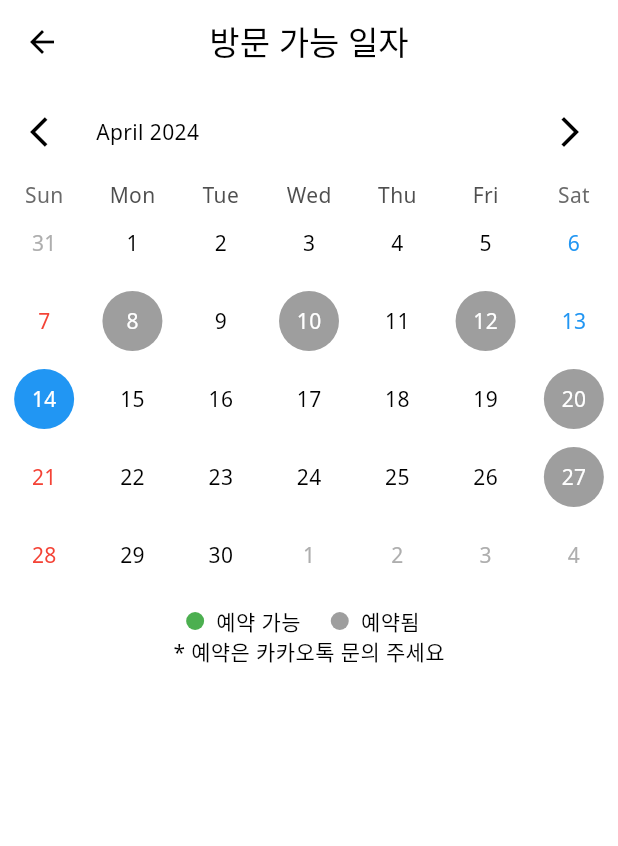
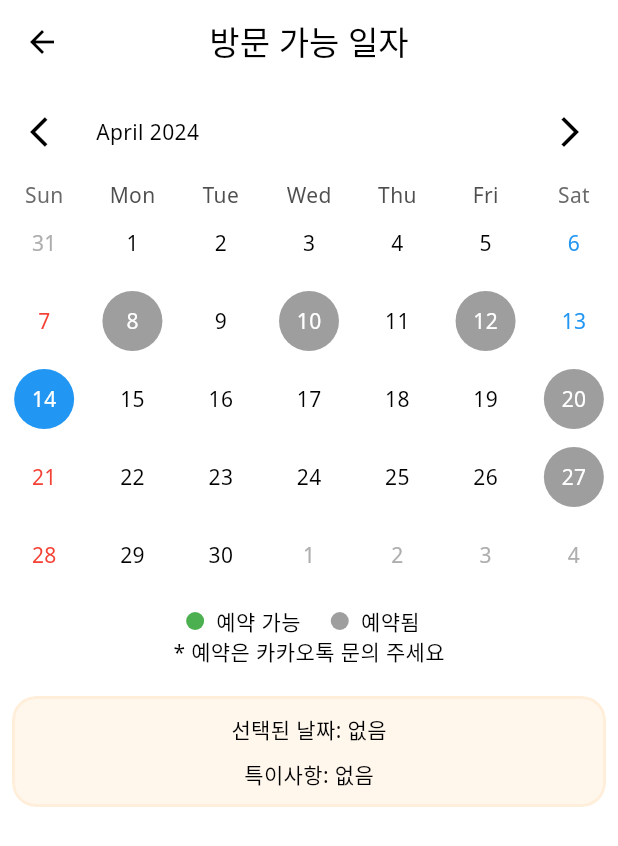
Before and after one commit to sechiyo97/daynyong_house_flutter, a Flutter app: the ScheduleScreen screen opened by its route, on a phone screen of 412 x 824 dp. Shown: the top 846 px of the screen. Run offline on Flutter 3.47's test engine with Material 3 defaults, Android fonts, the phone set to English and light mode, and no system bars; drawn by our look-alikes of table_calendar; our stand-ins replace csv, get.

Commit message:
선택된 날짜에 대한 정보 UI 업데이트

```diff
--- /dev/null
+++ b/lib/component/rounded_container.dart
@@ -0,0 +1,73 @@
+import 'package:flutter/material.dart';
+
+class RoundedContainer extends StatelessWidget {
+  final Color backgroundColor;
+  final double radius;
+  final Widget child;
+  final double? height;
+  final double? width;
+  final bool roundTopLeft;
+  final bool roundTopRight;
+  final bool roundBottomLeft;
+  final bool roundBottomRight;
+  final Alignment? alignment;
+  final Color? borderColor;
+  final double borderWidth;
+  final EdgeInsetsGeometry? padding;
+  final List<BoxShadow>? boxShadow;
+
+  const RoundedContainer({
+    Key? key,
+    this.backgroundColor = Colors.white,
+    this.radius = 16,
+    this.roundBottomLeft = true,
+    this.roundBottomRight = true,
+    this.roundTopLeft = true,
+    this.roundTopRight = true,
+    this.borderWidth = 2.0,
+    this.height,
+    this.width,
+    this.alignment,
+    this.borderColor,
+    this.padding,
+    required this.child,
+    this.boxShadow,
+  }) : super(key: key);
+
+  @override
+  Widget build(BuildContext context) {
+    return Container(
+      decoration: BoxDecoration(
+        boxShadow: boxShadow,
+      ),
+      child: ClipRRect(
+        borderRadius: BorderRadius.only(
+          topLeft: roundTopLeft ? Radius.circular(radius) : Radius.zero,
+          topRight: roundTopRight ? Radius.circular(radius) : Radius.zero,
+          bottomLeft: roundBottomLeft ? Radius.circular(radius) : Radius.zero,
+          bottomRight: roundBottomRight ? Radius.circular(radius) : Radius.zero,
+        ),
+        child: Container(
+          height: height,
+          width: width,
+          alignment: alignment,
+          padding: padding ?? const EdgeInsets.symmetric(horizontal: 16),
+          decoration: BoxDecoration(
+            borderRadius: BorderRadius.only(
+              topLeft: roundTopLeft ? Radius.circular(radius) : Radius.zero,
+              topRight: roundTopRight ? Radius.circular(radius) : Radius.zero,
+              bottomLeft: roundBottomLeft ? Radius.circular(radius) : Radius.zero,
+              bottomRight:
+              roundBottomRight ? Radius.circular(radius) : Radius.zero,
+            ),
+            color: backgroundColor, // 배경색 설정
+            border: Border.all(
+              color: borderColor ?? backgroundColor,
+              width: borderWidth,
+            ),
+          ),
+          child: child,
+        ),
+      ),);
+  }
+}
--- a/lib/schedule/schedule_screen.dart
+++ b/lib/schedule/schedule_screen.dart
@@ -1,4 +1,5 @@
 import 'package:daynyong_house_flutter/component/custom_appbar.dart';
+import 'package:daynyong_house_flutter/component/rounded_container.dart';
 import 'package:daynyong_house_flutter/schedule/model/schedule.dart';
 import 'package:flutter/material.dart';
 import 'package:get/get.dart';
@@ -118,12 +119,14 @@ class _ScheduleScreenState extends State<ScheduleScreen> {
                     margin: const EdgeInsets.all(6),
                     decoration: BoxDecoration(
                       shape: BoxShape.circle,
-                      color: scheduleOfDay.isReserved ? Colors.grey : Colors
-                          .green,
+                      color:
+                          scheduleOfDay.isReserved ? Colors.grey : Colors.green,
                     ),
-                    child: Center(child: Text(
-                      day.day.toString(), style: TextStyle(color: Colors
-                        .white),)),
+                    child: Center(
+                        child: Text(
+                      day.day.toString(),
+                      style: TextStyle(color: Colors.white),
+                    )),
                   );
                 }
                 // 토요일에 파란색, 일요일에 빨간색 스타일 적용
@@ -173,10 +176,10 @@ class _ScheduleScreenState extends State<ScheduleScreen> {
                 borderRadius: BorderRadius.circular(5.0),
               ),
               formatButtonTextStyle: const TextStyle(color: Colors.white),
-              leftChevronIcon: const Icon(
-                  Icons.arrow_back_ios, color: Colors.black),
-              rightChevronIcon: const Icon(
-                  Icons.arrow_forward_ios, color: Colors.black),
+              leftChevronIcon:
+                  const Icon(Icons.arrow_back_ios, color: Colors.black),
+              rightChevronIcon:
+                  const Icon(Icons.arrow_forward_ios, color: Colors.black),
               titleTextStyle: const TextStyle(color: Colors.black),
             ),
           ),
@@ -191,7 +194,9 @@ class _ScheduleScreenState extends State<ScheduleScreen> {
   Widget _buildReservationInfoWidget() {
     return Padding(
       padding: const EdgeInsets.all(8.0),
-      child: Column(children: [Row(
+      child: Column(
+        children: [
+          Row(
             mainAxisAlignment: MainAxisAlignment.center,
             children: [
               // 예약 가능한 날짜를 나타내는 정보
@@ -229,15 +234,33 @@ class _ScheduleScreenState extends State<ScheduleScreen> {
             ],
           ),
           const Text('* 예약은 카카오톡 문의 주세요'),
+          const SizedBox(height: 20),
+          _selectedDayInfo(),
+        ],
+      ),
+    );
+  }
+
+  Widget _selectedDayInfo() {
+    bool hasExtraInfo = _scheduleOfCurrentSelectedDay?.info.isBlank == false;
+    return RoundedContainer(
+      width: double.infinity,
+      padding: const EdgeInsets.all(10),
+      backgroundColor: Colors.orangeAccent.withOpacity(0.1),
+      child: Column(
+        children: [
+          Text(
+            "선택된 날짜: ${getDateString(_selectedDay)}",
+          ),
           const SizedBox(height: 10),
-        Text(getDateString(_selectedDay)),
-        if (_scheduleOfCurrentSelectedDay?.info != null) Text("* ${_scheduleOfCurrentSelectedDay?.info ?? ""}"),
-      ],),
+          Text("특이사항: ${hasExtraInfo ? _scheduleOfCurrentSelectedDay?.info : "없음"}"),
+        ],
+      ),
     );
   }
 
   String getDateString(DateTime? day) {
-    if (day == null) return "";
+    if (day == null) return "없음";
     return "${day.year}년 ${day.month}월 ${day.day}일";
   }
 }
```
Lines whose indentation alone changed are shown as unchanged.
